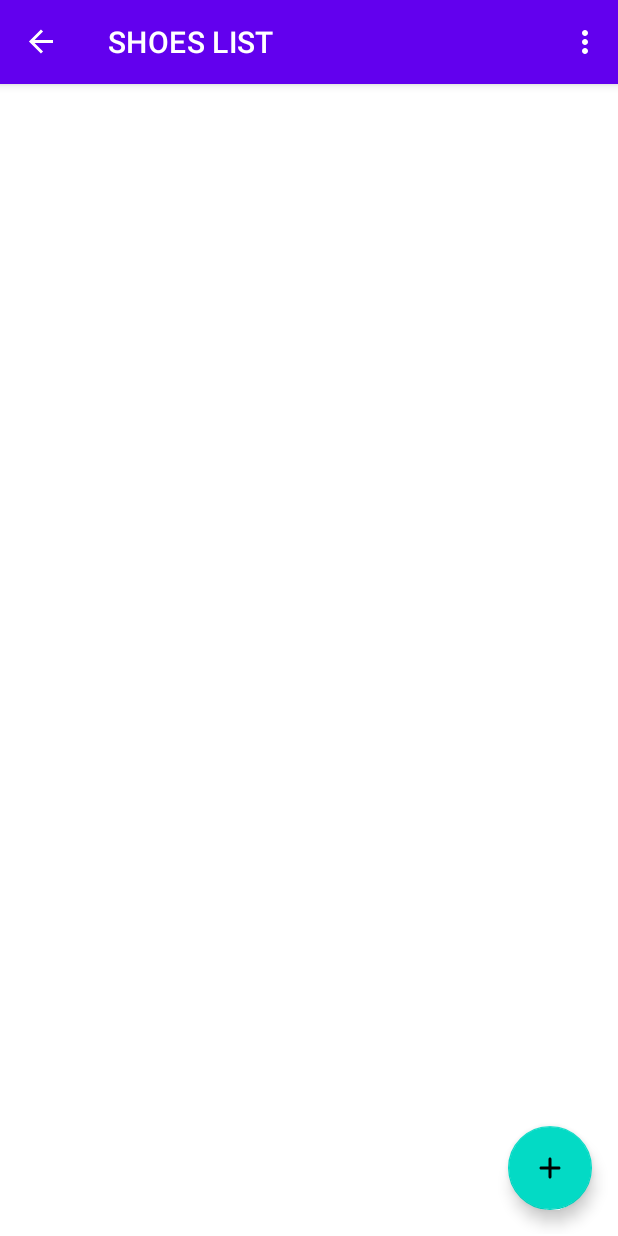
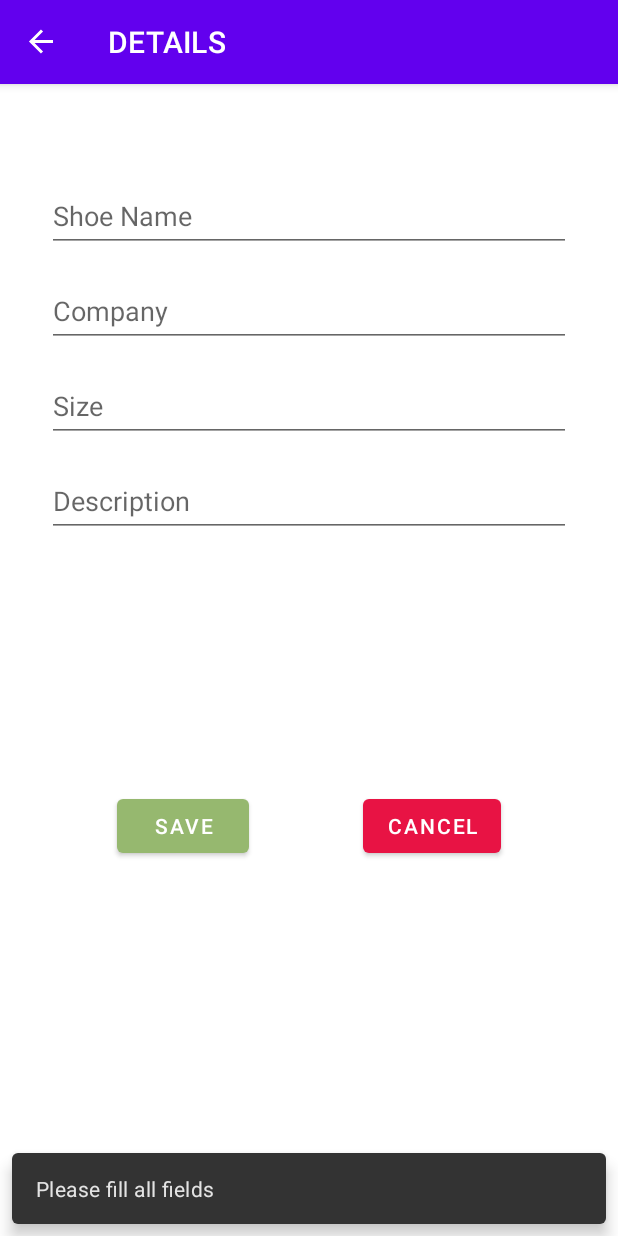
Before and after one commit to emadkeyvani/ShoeApp, an Android app: the ShoeDetailsFragment screen opened through its navigation route, after a tap on "SAVE", on a phone screen of 412 x 824 dp. Run offline under Robolectric (Android 15) with nearby library versions, the phone set to English and light mode, and no system bars; our stand-ins replace navigation-ui.

```diff
--- a/app/src/main/java/com/keyvani/shoeapplication/ui/RegisterFragment.kt
+++ b/app/src/main/java/com/keyvani/shoeapplication/ui/RegisterFragment.kt
@@ -1,10 +1,13 @@
 package com.keyvani.shoeapplication.ui
 
+import android.content.Context
 import android.os.Bundle
+import android.os.Handler
 import android.view.LayoutInflater
 import android.view.View
 import android.view.ViewGroup
 import android.widget.Toast
+import androidx.activity.OnBackPressedCallback
 import androidx.core.view.isNotEmpty
 import androidx.fragment.app.Fragment
 import androidx.navigation.findNavController
@@ -16,6 +19,8 @@ import com.keyvani.shoeapplication.databinding.FragmentRegisterBinding
 class RegisterFragment : Fragment() {
 
     private lateinit var binding: FragmentRegisterBinding
+
+    var doubleBackToExitPressedOnce = false
 
 
 
@@ -62,6 +67,20 @@ class RegisterFragment : Fragment() {
             }
         }
     }
+    override fun onAttach(context: Context) {
+        super.onAttach(context)
+        val callback = object : OnBackPressedCallback(true) {
+            override fun handleOnBackPressed() {
+                if (doubleBackToExitPressedOnce) {
+                    activity?.finish()
+                }
+                doubleBackToExitPressedOnce = true
+                Handler().postDelayed({ doubleBackToExitPressedOnce = false }, 2000)
+                Toast.makeText(requireContext(), "Double press to exit", Toast.LENGTH_SHORT).show()
+            }
+        }
+        requireActivity().onBackPressedDispatcher.addCallback(this, callback)
+    }
 
 
 }
--- a/app/src/main/java/com/keyvani/shoeapplication/ui/ShoeDetailsFragment.kt
+++ b/app/src/main/java/com/keyvani/shoeapplication/ui/ShoeDetailsFragment.kt
@@ -1,20 +1,23 @@
 package com.keyvani.shoeapplication.ui
 
 import android.os.Bundle
-import androidx.fragment.app.Fragment
 import android.view.LayoutInflater
 import android.view.View
 import android.view.ViewGroup
-import androidx.lifecycle.ViewModelProvider
+import androidx.fragment.app.Fragment
+import androidx.fragment.app.activityViewModels
 import androidx.navigation.findNavController
+import com.google.android.material.snackbar.Snackbar
+import com.keyvani.shoeapplication.R
 import com.keyvani.shoeapplication.databinding.FragmentShoeDetailsBinding
+import com.keyvani.shoeapplication.model.Shoe
 import com.keyvani.shoeapplication.viewmodel.ShoeViewModel
 
 
 class ShoeDetailsFragment : Fragment() {
     private lateinit var binding: FragmentShoeDetailsBinding
 
-    lateinit var shoeViewModel: ShoeViewModel
+    private val shoeViewModel: ShoeViewModel by activityViewModels()
 
     override fun onCreateView(
         inflater: LayoutInflater, container: ViewGroup?,
@@ -27,20 +30,37 @@ class ShoeDetailsFragment : Fragment() {
     override fun onViewCreated(view: View, savedInstanceState: Bundle?) {
         super.onViewCreated(view, savedInstanceState)
 
-        shoeViewModel = ViewModelProvider(requireActivity())[ShoeViewModel::class.java]
-
         binding.apply {
             btnCancel.setOnClickListener {
                 view.findNavController()
                     .navigate(ShoeDetailsFragmentDirections.actionShoeDetailsFragmentToShoeListFragment())
             }
             btnSave.setOnClickListener {
-                shoeViewModel.onSaveDetail()
-                view.findNavController()
-                    .navigate(ShoeDetailsFragmentDirections.actionShoeDetailsFragmentToShoeListFragment())
+                val name = edtShoeName.text.toString()
+                val size = edtSize.text.toString()
+                val company = edtCompany.text.toString()
+                val desc= edtDescription.text.toString()
+                if(name.isNotEmpty() || size.isNotEmpty()|| company.isNotEmpty()||desc.isNotEmpty()){
+                    shoeViewModel.addShoe(getShoeDetails(name,size,company,desc))
+                    view.findNavController()
+                        .navigate(ShoeDetailsFragmentDirections.actionShoeDetailsFragmentToShoeListFragment())
+                }else{
+                    Snackbar.make(it, getString(R.string.fillAllFields), Snackbar.LENGTH_SHORT).show()
+                }
+
+
             }
         }
     }
 
+    private fun getShoeDetails(name:String,size:String,company:String,desc:String): Shoe {
+        val shoe = Shoe("", 0.0, "", "")
+        shoe.name = name
+        shoe.size = size.toDouble()
+        shoe.company = company
+        shoe.description = desc
+        return shoe
+    }
+
 
 }
--- a/app/src/main/java/com/keyvani/shoeapplication/viewmodel/ShoeViewModel.kt
+++ b/app/src/main/java/com/keyvani/shoeapplication/viewmodel/ShoeViewModel.kt
@@ -7,58 +7,29 @@ import com.keyvani.shoeapplication.model.Shoe
 
 class ShoeViewModel : ViewModel() {
 
-    private val _eventShoeAddFinish = MutableLiveData<Boolean>()
-    val eventShoeAddFinish: LiveData<Boolean>
-        get() = _eventShoeAddFinish
+    private val _shoeList = MutableLiveData<MutableList<Shoe>>()
 
-    private var _shoeAdd: MutableLiveData<Boolean> = MutableLiveData()
-    val shoeAdd: LiveData<Boolean>
-        get() = _shoeAdd
-
-    private var _shoeList = MutableLiveData<MutableList<Shoe>>()
-    val shoeList: MutableLiveData<MutableList<Shoe>>
+    val shoeList: LiveData<MutableList<Shoe>>
         get() = _shoeList
 
-    var shoeName: MutableLiveData<String> = MutableLiveData()
-
-
-    var shoeCompany: MutableLiveData<String> = MutableLiveData()
-
-    var shoeSize: MutableLiveData<String> = MutableLiveData()
-
-    var shoeDetail: MutableLiveData<String> = MutableLiveData()
+    private val initialShoeList = mutableListOf<Shoe>(
+        Shoe("Bolt", 42.0, "Skechers", "Men  shoes for running"),
+        Shoe("Sapphire", 41.5, "Adidas", "Men classic  shoes")
+    )
 
     init {
-        shoeList.value = mutableListOf()
-        shoeName.value = "UdacityShoe"
-        shoeCompany.value = "Udacity"
-        shoeSize.value = "11.0"
-        shoeDetail.value = "UdacityDetail"
-        _shoeAdd.value = true
-        _eventShoeAddFinish.value = true
-
+        _shoeList.value = mutableListOf()
+        initialList()
     }
 
-    fun onSaveDetail() {
-
-        val shoe = shoeSize.value?.let {
-            Shoe(
-                shoeName.value.toString(),
-                it.toDouble(),
-                shoeCompany.value.toString(),
-                shoeDetail.value.toString()
-            )
+    private fun initialList() {
+        initialShoeList.forEach { shoe: Shoe ->
+            addShoe(shoe)
         }
-        shoe?.let {
-            val updatedList = _shoeList.value
-            updatedList?.add(it)
-            shoeList.value = updatedList?.toMutableList()
-        }
-
     }
 
-    fun onChooseComplete() {
-        _eventShoeAddFinish.value = false
+    fun addShoe(shoe: Shoe) {
+        _shoeList.value?.add(shoe)
     }
 
 
--- a/app/src/main/res/layout/fragment_register.xml
+++ b/app/src/main/res/layout/fragment_register.xml
@@ -32,6 +32,7 @@
         <com.google.android.material.textfield.TextInputEditText
             android:id="@+id/edtName"
             style="@style/TextViewLightStyle"
+            android:inputType="textPersonName"
             android:layout_width="match_parent"
             android:layout_height="wrap_content"
             android:textSize="14sp" />
@@ -53,6 +54,7 @@
         <com.google.android.material.textfield.TextInputEditText
             android:id="@+id/edtEmail"
             style="@style/TextViewLightStyle"
+            android:inputType="textEmailAddress"
             android:layout_width="match_parent"
             android:layout_height="wrap_content"
             android:textSize="14sp" />
@@ -75,6 +77,7 @@
 
         <com.google.android.material.textfield.TextInputEditText
             android:id="@+id/edtPassword"
+            android:inputType="numberPassword"
             style="@style/TextViewLightStyle"
             android:layout_width="match_parent"
             android:layout_height="wrap_content"
--- a/app/src/main/res/layout/fragment_shoe_details.xml
+++ b/app/src/main/res/layout/fragment_shoe_details.xml
@@ -41,6 +41,7 @@
         android:id="@+id/edtSize"
         style="@style/detailsStyle"
         android:hint="@string/size"
+        android:inputType="number"
         android:minHeight="48dp"
         app:layout_constraintEnd_toEndOf="parent"
         app:layout_constraintStart_toStartOf="parent"
--- a/app/src/main/res/layout/fragment_shoe_list.xml
+++ b/app/src/main/res/layout/fragment_shoe_list.xml
@@ -29,7 +29,8 @@
                 android:layout_width="match_parent"
                 android:layout_height="wrap_content"
                 android:layout_weight="1"
-                android:orientation="vertical">
+                android:orientation="vertical"
+                android:padding="8dp">
 
             </LinearLayout>
 
```
Also changed, not shown: app/src/main/java/com/keyvani/shoeapplication/ui/ShoeListFragment.kt (+27 -40 lines), app/src/main/res/values/themes.xml (+4 -4 lines).
